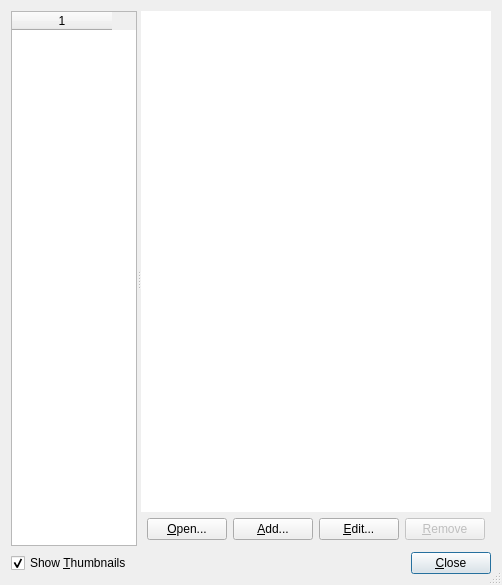
First picture: the form in src/qt-widgets/DrawStyleDialogUi.ui, repository GPlates/GPlates, before the edit.
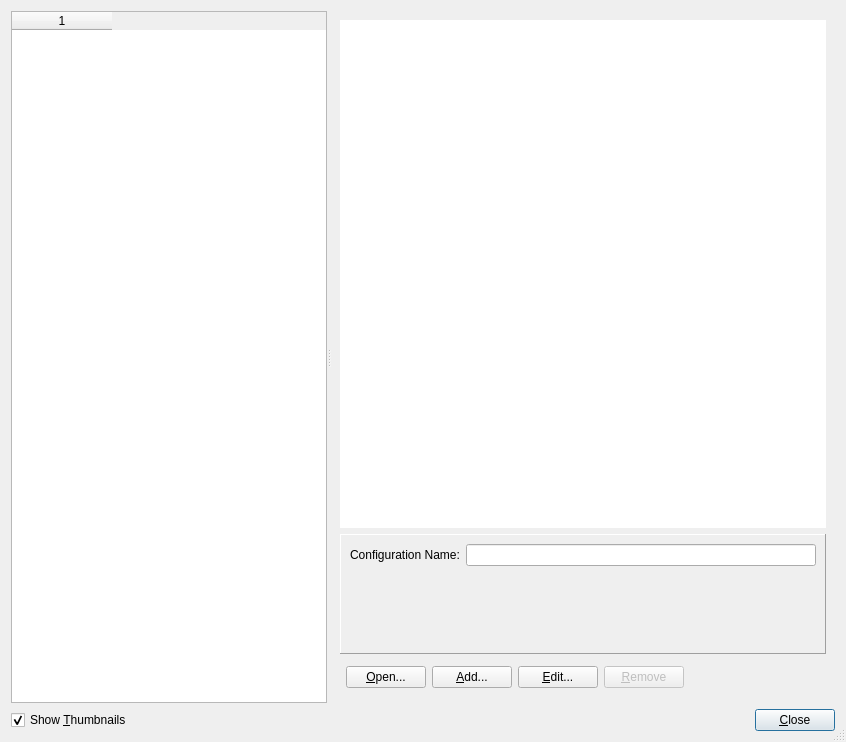
Second picture: the form after the edit. Icons and pictures are not drawn.

Patch:
```diff
--- a/src/qt-widgets/DrawStyleDialogUi.ui
+++ b/src/qt-widgets/DrawStyleDialogUi.ui
@@ -6,8 +6,8 @@
    <rect>
     <x>0</x>
     <y>0</y>
-    <width>502</width>
-    <height>585</height>
+    <width>846</width>
+    <height>742</height>
    </rect>
   </property>
   <property name="minimumSize">
@@ -45,9 +45,18 @@
       <enum>Qt::Horizontal</enum>
      </property>
      <widget class="QTableWidget" name="categories_table">
+      <property name="enabled">
+       <bool>true</bool>
+      </property>
+      <property name="sizePolicy">
+       <sizepolicy hsizetype="Minimum" vsizetype="Expanding">
+        <horstretch>0</horstretch>
+        <verstretch>0</verstretch>
+       </sizepolicy>
+      </property>
       <property name="minimumSize">
        <size>
-        <width>120</width>
+        <width>60</width>
         <height>0</height>
        </size>
       </property>
@@ -82,12 +91,6 @@
        <enum>QFrame::Sunken</enum>
       </property>
       <layout class="QVBoxLayout" name="verticalLayout">
-       <property name="spacing">
-        <number>0</number>
-       </property>
-       <property name="margin">
-        <number>0</number>
-       </property>
        <item>
         <widget class="QListWidget" name="style_list">
          <property name="frameShape">
@@ -95,6 +98,65 @@
          </property>
         </widget>
        </item>
+       <item>
+        <widget class="QScrollArea" name="scrollArea">
+         <property name="sizePolicy">
+          <sizepolicy hsizetype="Expanding" vsizetype="Preferred">
+           <horstretch>0</horstretch>
+           <verstretch>0</verstretch>
+          </sizepolicy>
+         </property>
+         <property name="minimumSize">
+          <size>
+           <width>0</width>
+           <height>120</height>
+          </size>
+         </property>
+         <property name="maximumSize">
+          <size>
+           <width>16777215</width>
+           <height>200</height>
+          </size>
+         </property>
+         <property name="baseSize">
+          <size>
+           <width>0</width>
+           <height>120</height>
+          </size>
+         </property>
+         <property name="frameShape">
+          <enum>QFrame::Panel</enum>
+         </property>
+         <property name="frameShadow">
+          <enum>QFrame::Raised</enum>
+         </property>
+         <property name="widgetResizable">
+          <bool>true</bool>
+         </property>
+         <widget class="QWidget" name="scrollAreaWidgetContents">
+          <property name="geometry">
+           <rect>
+            <x>0</x>
+            <y>0</y>
+            <width>480</width>
+            <height>118</height>
+           </rect>
+          </property>
+          <layout class="QFormLayout" name="formLayout">
+           <item row="0" column="0">
+            <widget class="QLabel" name="cfg_name_label">
+             <property name="text">
+              <string>Configuration Name:</string>
+             </property>
+            </widget>
+           </item>
+           <item row="0" column="1">
+            <widget class="QLineEdit" name="cfg_name_line_edit"/>
+           </item>
+          </layout>
+         </widget>
+        </widget>
+       </item>
        <item>
         <widget class="QWidget" name="widget" native="true">
          <layout class="QHBoxLayout" name="horizontalLayout_4">
```
Left out of the diff: 9 changed lines with no effect on the pictures.
